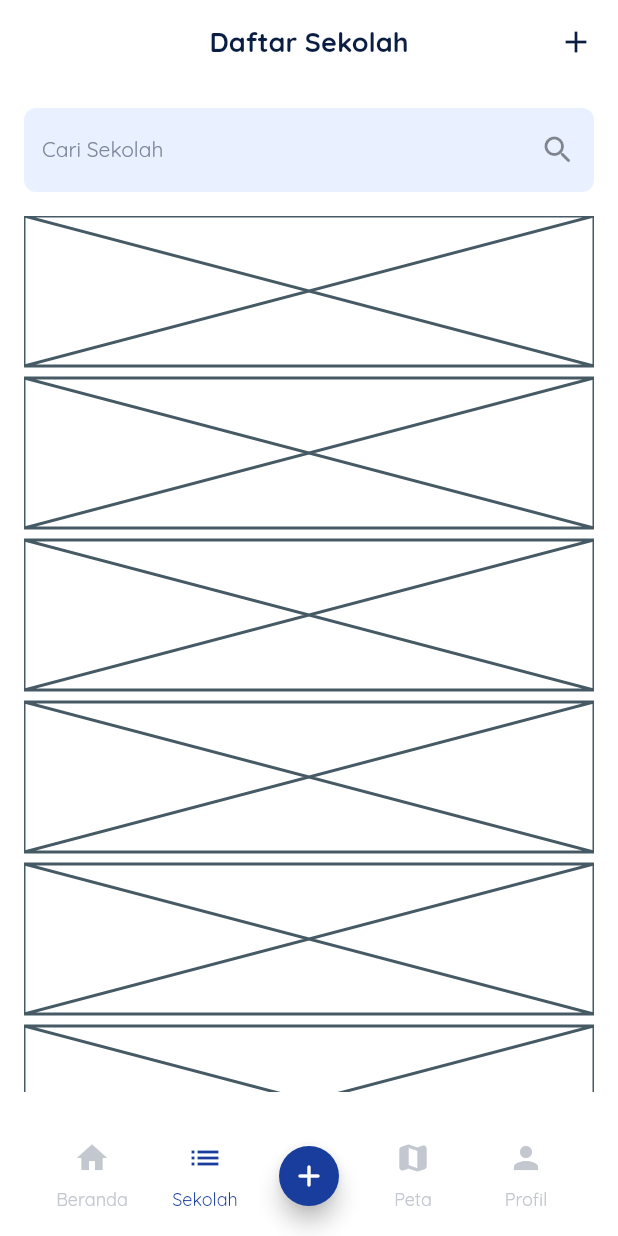
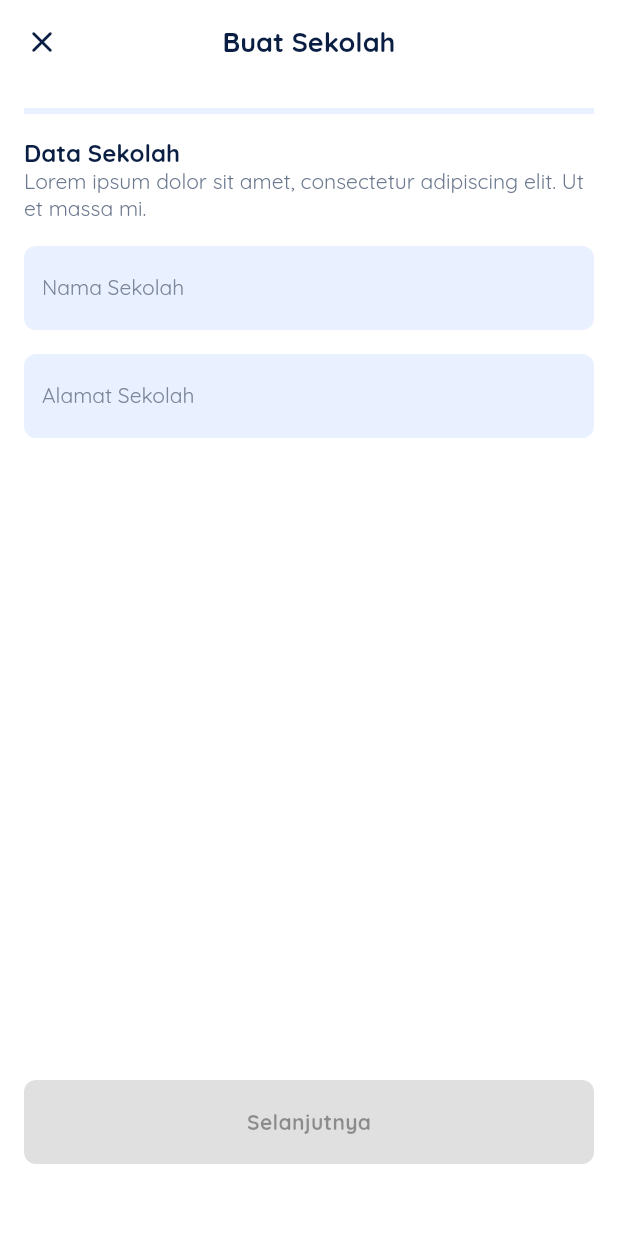
Before and after one commit to ekotyoo/tengger-bumi, a Flutter app: the SchoolScreen screen opened by its route, after a tap on the "add" icon, on a phone screen of 412 x 824 dp. Run offline on Flutter 3.47's test engine with Material 2 defaults, Android fonts, the phone set to English and light mode, and no system bars; our stand-ins replace dotted_border, equatable, flutter_map, flutter_riverpod, formz, go_router and 2 more; missing offline and left inert: flutter_map_dragmarker, flutter_map_location_marker, maps_toolkit.

Commit message:
feat(school): implement add school form

```diff
--- a/lib/common/constants/sw_strings.dart
+++ b/lib/common/constants/sw_strings.dart
@@ -57,5 +57,12 @@ class SWStrings {
   // School
   static const labelSchoolList = 'Daftar Sekolah';
   static const labelSearchSchool = 'Cari Sekolah';
-
+  static const labelAddSchool = 'Buat Sekolah';
+  static const labelSchoolData = 'Data Sekolah';
+  static const labelSchoolFloorPlan = 'Denah Sekolah';
+  static const labelSchoolName = 'Nama Sekolah';
+  static const labelSchoolAddress = 'Alamat Sekolah';
+  static const labelCreateFloorPlan = 'Buat Denah';
+  static const descSchoolNameCannotBeEmpty = 'Nama sekolah tidak boleh kosong';
+  static const descSchoolAddressCannotBeEmpty = 'Alamat sekolah sekolah tidak boleh kosong';
 }
--- a/lib/common/routing/app_router.dart
+++ b/lib/common/routing/app_router.dart
@@ -2,13 +2,14 @@ import 'package:flutter/material.dart';
 import 'package:flutter_riverpod/flutter_riverpod.dart';
 import 'package:go_router/go_router.dart';
 import 'package:latlong2/latlong.dart';
+import 'package:school_watch_semeru/features/school/presentation/add_school/add_school_screen.dart';
 
 import '../../features/home/report_detail_screen.dart';
 import '../../features/report/presentation/post_report/widgets/location_picker.dart';
 import '../../features/home/map_screen.dart';
 import '../../features/report/presentation/post_report/post_report_screen.dart';
 import '../../features/home/profile_screen.dart';
-import '../../features/home/school_screen.dart';
+import '../../features/school/presentation/school_screen.dart';
 import '../../features/auth/presentation/login/login_screen.dart';
 import '../../features/auth/presentation/register/register_screen.dart';
 import '../../features/auth/presentation/welcome/welcome_screen.dart';
@@ -117,6 +118,14 @@ final routerProvider = Provider.autoDispose<GoRouter>(
           child: ReportDetailSreen(),
         ),
       ),
+      GoRoute(
+        path: '/addschool',
+        name: Routes.addSchool,
+        parentNavigatorKey: _rootNavigatorKey,
+        pageBuilder: (context, state) => const MaterialPage(
+          child: AddSchoolScreen(),
+        ),
+      ),
     ],
   ),
 );
--- a/lib/common/routing/routes.dart
+++ b/lib/common/routing/routes.dart
@@ -11,4 +11,6 @@ class Routes {
 
   static const reportDetail = 'reportdetail';
   static const locationPicker = 'locationpicker';
+
+  static const addSchool = 'addschool';
 }
--- a/lib/features/report/presentation/post_report/widgets/report_info_form.dart
+++ b/lib/features/report/presentation/post_report/widgets/report_info_form.dart
@@ -6,8 +6,8 @@ import 'package:flutter_riverpod/flutter_riverpod.dart';
 import 'package:go_router/go_router.dart';
 import 'package:image_picker/image_picker.dart';
 import 'package:latlong2/latlong.dart';
-import 'package:school_watch_semeru/features/report/presentation/post_report/extensions/latlng_extenstion.dart';
 
+import '../extensions/latlng_extenstion.dart';
 import '../../../../../common/routing/routes.dart';
 import '../../../../../common/widgets/sw_dropdown.dart';
 import '../../models/additional_info_input_wrapper.dart';
--- /dev/null
+++ b/lib/features/school/presentation/add_school/add_school_screen.dart
@@ -0,0 +1,160 @@
+import 'package:flutter/material.dart';
+import 'package:flutter_riverpod/flutter_riverpod.dart';
+import 'package:go_router/go_router.dart';
+import 'package:school_watch_semeru/features/school/presentation/add_school/add_school_controller.dart';
+import 'package:school_watch_semeru/features/school/presentation/add_school/widgets/school_data_form.dart';
+import 'package:school_watch_semeru/features/school/presentation/add_school/widgets/school_floor_plan_form.dart';
+
+import '../../../../common/constants/constant.dart';
+import 'add_school_state.dart';
+
+class AddSchoolScreen extends ConsumerStatefulWidget {
+  const AddSchoolScreen({Key? key}) : super(key: key);
+
+  @override
+  ConsumerState<AddSchoolScreen> createState() => _AddSchoolScreenState();
+}
+
+class _AddSchoolScreenState extends ConsumerState<AddSchoolScreen> {
+  late PageController _pageController;
+
+  @override
+  void initState() {
+    super.initState();
+    _pageController = PageController(viewportFraction: 1.1, initialPage: 0);
+  }
+
+  @override
+  void dispose() {
+    super.dispose();
+    _pageController.dispose();
+  }
+
+  _animateToPage(int page) {
+    _pageController.animateToPage(
+      page,
+      duration: kDurationShort,
+      curve: Curves.easeInOut,
+    );
+  }
+
+  @override
+  Widget build(BuildContext context) {
+    final state = ref.watch(addSchoolControllerProvider);
+    final screenWidth = MediaQuery.of(context).size.width - (2 * SWSizes.s16);
+
+    final canGoBack = state.currentPage > 0;
+
+    final forms = [
+      FractionallySizedBox(
+        widthFactor: 1 / _pageController.viewportFraction,
+        child: SchoolDataForm(
+          schoolName: state.schoolNameInput.value,
+          schoolAddress: state.schoolAddressInput.value,
+        ),
+      ),
+      FractionallySizedBox(
+        widthFactor: 1 / _pageController.viewportFraction,
+        child: const SchoolFloorPlanForm(),
+      ),
+    ];
+
+    return SafeArea(
+      child: WillPopScope(
+        onWillPop: () async {
+          if (canGoBack) {
+            _animateToPage(state.currentPage - 1);
+            return false;
+          }
+          return true;
+        },
+        child: Scaffold(
+          appBar: AppBar(
+            title: const Text(SWStrings.labelAddSchool),
+            centerTitle: true,
+            leading: IconButton(
+              onPressed: () {
+                if (canGoBack) {
+                  _animateToPage(state.currentPage - 1);
+                } else {
+                  context.pop();
+                }
+              },
+              icon: Icon(canGoBack ? Icons.arrow_back : Icons.close_rounded),
+            ),
+          ),
+          body: Padding(
+            padding: const EdgeInsets.all(SWSizes.s16),
+            child: Column(
+              children: [
+                Stack(
+                  alignment: Alignment.centerLeft,
+                  children: [
+                    Container(
+                      color: kColorPrimary50,
+                      width: screenWidth,
+                      height: SWSizes.s4,
+                    ),
+                    AnimatedContainer(
+                      duration: kDurationShort,
+                      color: kColorPrimary500,
+                      width:
+                          screenWidth * state.currentPage / (forms.length - 1),
+                      height: SWSizes.s4,
+                    ),
+                  ],
+                ),
+                const SizedBox(height: SWSizes.s16),
+                Expanded(
+                  child: PageView(
+                    scrollDirection: Axis.horizontal,
+                    controller: _pageController,
+                    onPageChanged: (value) => ref
+                        .read(addSchoolControllerProvider.notifier)
+                        .onPageChange(value),
+                    physics: const NeverScrollableScrollPhysics(),
+                    children: forms,
+                  ),
+                ),
+                const SizedBox(height: SWSizes.s16),
+                _buildFormActions(context, state, forms),
+                const SizedBox(height: SWSizes.s32)
+              ],
+            ),
+          ),
+        ),
+      ),
+    );
+  }
+
+  _buildFormActions(
+    BuildContext context,
+    AddSchoolState state,
+    List<Widget> forms,
+  ) {
+    var disabled = false;
+
+    if (state.schoolNameInput.isNotValid ||
+        state.schoolNameInput.isPure ||
+        state.schoolAddressInput.isNotValid ||
+        state.schoolAddressInput.isPure) {
+      disabled = true;
+    }
+
+    return ElevatedButton(
+      onPressed: disabled ? null :() {
+        final currentPage = state.currentPage;
+        if (currentPage < forms.length - 1) {
+          _animateToPage(currentPage + 1);
+        } else {
+          // do submission
+        }
+      },
+      child: Text(
+        state.currentPage < forms.length - 1
+            ? SWStrings.labelNext
+            : SWStrings.labelSave,
+      ),
+    );
+  }
+}
--- /dev/null
+++ b/lib/features/school/presentation/add_school/add_school_state.dart
@@ -0,0 +1,31 @@
+import 'package:equatable/equatable.dart';
+import 'package:school_watch_semeru/features/school/presentation/models/school_name_text_input.dart';
+
+import '../models/school_address_text_input.dart';
+
+class AddSchoolState extends Equatable {
+  const AddSchoolState({
+    this.currentPage = 0,
+    this.schoolNameInput = const SchoolNameInput.pure(),
+    this.schoolAddressInput = const SchoolAddressInput.pure(),
+  });
+
+  final int currentPage;
+  final SchoolNameInput schoolNameInput;
+  final SchoolAddressInput schoolAddressInput;
+
+  AddSchoolState copyWith({
+    int? currentPage,
+    SchoolNameInput? schoolNameInput,
+    SchoolAddressInput? schoolAddressInput,
+  }) {
+    return AddSchoolState(
+      currentPage: currentPage ?? this.currentPage,
+      schoolNameInput: schoolNameInput ?? this.schoolNameInput,
+      schoolAddressInput: schoolAddressInput ?? this.schoolAddressInput,
+    );
+  }
+
+  @override
+  List<Object?> get props => [currentPage, schoolNameInput, schoolAddressInput];
+}
--- /dev/null
+++ b/lib/features/school/presentation/add_school/widgets/school_data_form.dart
@@ -0,0 +1,80 @@
+import 'package:flutter/material.dart';
+import 'package:flutter_riverpod/flutter_riverpod.dart';
+
+import '../add_school_controller.dart';
+import '../../../../../common/constants/constant.dart';
+import '../../../../../common/widgets/sw_text_field.dart';
+import '../../../../../common/widgets/title_with_caption.dart';
+
+class SchoolDataForm extends ConsumerStatefulWidget {
+  const SchoolDataForm({
+    Key? key,
+    this.schoolName,
+    this.schoolAddress
+  }) : super(key: key);
+
+  final String? schoolName;
+  final String? schoolAddress;
+
+  @override
+  ConsumerState createState() => _SchoolDataFormState();
+}
+
+class _SchoolDataFormState extends ConsumerState<SchoolDataForm> {
+  late TextEditingController _nameController;
+  late TextEditingController _addressController;
+
+  @override
+  void initState() {
+    super.initState();
+    _nameController = TextEditingController(text: widget.schoolName ?? '');
+    _addressController = TextEditingController(text: widget.schoolAddress ?? '');
+  }
+
+  @override
+  void dispose() {
+    super.dispose();
+    _nameController.dispose();
+    _addressController.dispose();
+  }
+
+  @override
+  Widget build(BuildContext context) {
+    final state = ref.watch(addSchoolControllerProvider);
+
+    return Column(
+      children: [
+        const TitleWithCaption(
+          title: SWStrings.labelSchoolData,
+          caption: SWStrings.dummyText,
+        ),
+        const SizedBox(height: SWSizes.s16),
+        SWTextField(
+          controller: _nameController,
+          hint: SWStrings.labelSchoolName,
+          maxLines: 1,
+          errorText: state.schoolNameInput.isPure
+              ? null
+              : state.schoolNameInput.error?.getErrorMessage(),
+          action: TextInputAction.next,
+          onChanged: (value) => ref
+              .read(addSchoolControllerProvider.notifier)
+              .onSchoolNameChange(value),
+        ),
+        const SizedBox(height: SWSizes.s16),
+        SWTextField(
+          controller: _addressController,
+          hint: SWStrings.labelSchoolAddress,
+          maxLines: 1,
+          errorText: state.schoolAddressInput.isPure
+              ? null
+              : state.schoolAddressInput.error?.getErrorMessage(),
+          action: TextInputAction.done,
+          onChanged: (value) => ref
+              .read(addSchoolControllerProvider.notifier)
+              .onSchoolAddressChange(value),
+        ),
+      ],
+    );
+  }
+}
--- /dev/null
+++ b/lib/features/school/presentation/models/school_address_text_input.dart
@@ -0,0 +1,27 @@
+import 'package:formz/formz.dart';
+
+import '../../../../common/constants/constant.dart';
+
+enum SchoolAddressInputError {
+  empty;
+
+  String getErrorMessage() {
+    switch (this) {
+      case empty:
+        return SWStrings.descSchoolAddressCannotBeEmpty;
+    }
+  }
+}
+
+class SchoolAddressInput extends FormzInput<String, SchoolAddressInputError> {
+  const SchoolAddressInput.pure() : super.pure('');
+
+  const SchoolAddressInput.dirty({String value = ''}): super.dirty(value);
+
+  @override
+  SchoolAddressInputError? validator(String value) {
+    if (value.isEmpty) return SchoolAddressInputError.empty;
+
+    return null;
+  }
+}
--- /dev/null
+++ b/lib/features/school/presentation/models/school_name_text_input.dart
@@ -0,0 +1,27 @@
+import 'package:formz/formz.dart';
+
+import '../../../../common/constants/constant.dart';
+
+enum SchoolNameInputError {
+  empty;
+
+  String getErrorMessage() {
+    switch (this) {
+      case empty:
+        return SWStrings.descSchoolNameCannotBeEmpty;
+    }
+  }
+}
+
+class SchoolNameInput extends FormzInput<String, SchoolNameInputError> {
+  const SchoolNameInput.pure() : super.pure('');
+
+  const SchoolNameInput.dirty({String value = ''}): super.dirty(value);
+
+  @override
+  SchoolNameInputError? validator(String value) {
+    if (value.isEmpty) return SchoolNameInputError.empty;
+
+    return null;
+  }
+}
--- a/lib/features/home/school_screen.dart
+++ b/lib/features/school/presentation/school_screen.dart
@@ -1,10 +1,14 @@
 import 'package:flutter/material.dart';
-import 'package:school_watch_semeru/common/constants/constant.dart';
-import 'package:school_watch_semeru/common/constants/sw_durations.dart';
-import 'package:school_watch_semeru/common/widgets/school_card.dart';
+import 'package:go_router/go_router.dart';
+
+import '../../../common/constants/constant.dart';
+import '../../../common/routing/routes.dart';
+import '../../../common/widgets/school_card.dart';
 
 class SchoolScreen extends StatelessWidget {
   const SchoolScreen({super.key});
+
+  final isAdmin = true;
 
   @override
   Widget build(BuildContext context) {
@@ -14,8 +18,9 @@ class SchoolScreen extends StatelessWidget {
           title: const Text(SWStrings.labelSchoolList),
           centerTitle: true,
           actions: [
+            if (isAdmin)
               GestureDetector(
-              onTap: () {},
+                onTap: () => context.pushNamed(Routes.addSchool),
                 child: const Padding(
                   padding: EdgeInsets.symmetric(horizontal: SWSizes.s16),
                   child: Icon(Icons.add),
```
Also changed, not shown: lib/features/school/presentation/add_school/add_school_controller.dart (added, +34 -0 lines), lib/features/school/presentation/add_school/widgets/school_floor_plan_form.dart (added, +42 -0 lines). Lines whose indentation alone changed are shown as unchanged.
